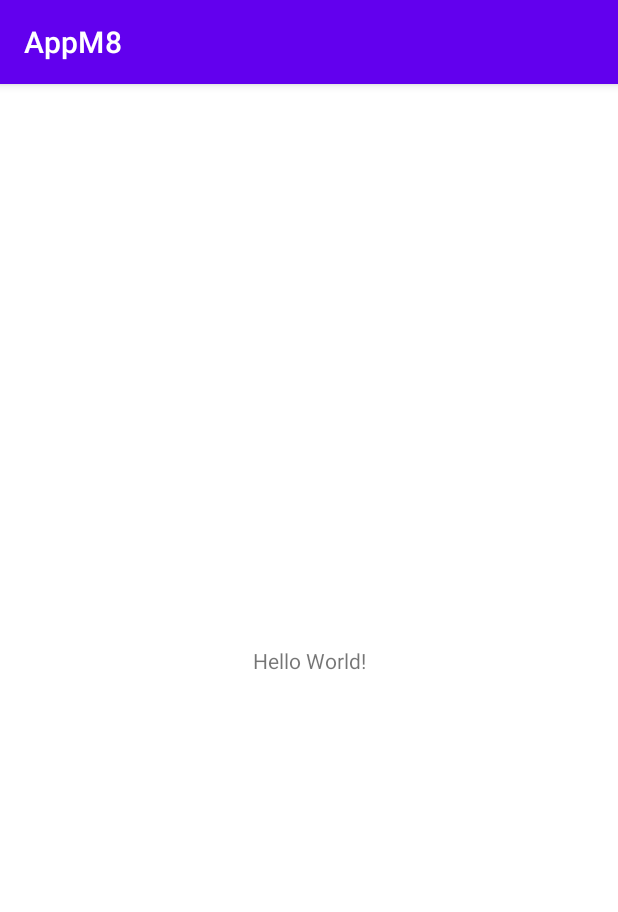
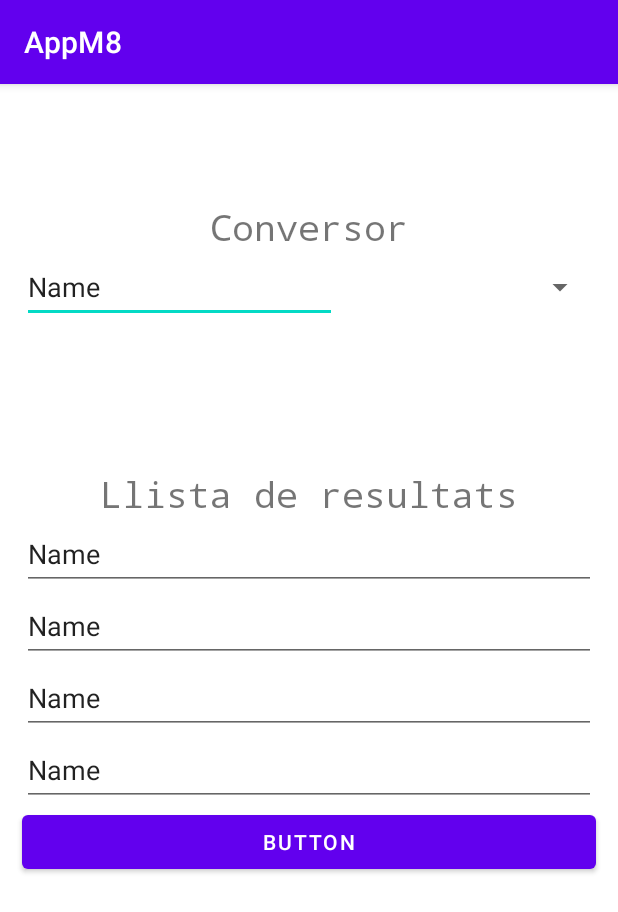
Before and after one commit to GuillemBSK/M8App, an Android app: the screen it shows after launch (MainActivity), on a phone screen of 412 x 824 dp. Shown: the top 912 px of the screen. Run offline under Robolectric (Android 15) with nearby library versions, the phone set to English and light mode, and no system bars.

Commit message:
Interfície gràfica.

```diff
--- a/app/src/main/res/layout/activity_main.xml
+++ b/app/src/main/res/layout/activity_main.xml
@@ -6,13 +6,136 @@
     android:layout_height="match_parent"
     tools:context=".MainActivity">
 
-    <TextView
-        android:layout_width="wrap_content"
-        android:layout_height="wrap_content"
-        android:text="Hello World!"
-        app:layout_constraintBottom_toBottomOf="parent"
+    <LinearLayout
+        android:layout_width="409dp"
+        android:layout_height="729dp"
+        android:layout_marginTop="1dp"
+        android:orientation="vertical"
         app:layout_constraintEnd_toEndOf="parent"
         app:layout_constraintStart_toStartOf="parent"
-        app:layout_constraintTop_toTopOf="parent" />
+        app:layout_constraintTop_toTopOf="parent">
 
+        <Space
+            android:layout_width="match_parent"
+            android:layout_height="77dp" />
+
+        <TextView
+            android:id="@+id/textView6"
+            android:layout_width="match_parent"
+            android:layout_height="wrap_content"
+            android:fontFamily="monospace"
+            android:text="Conversor"
+            android:textAlignment="center"
+            android:textSize="24sp" />
+
+        <LinearLayout
+            android:layout_width="match_parent"
+            android:layout_height="71dp"
+            android:layout_marginLeft="20px"
+            android:layout_marginRight="20px"
+            android:orientation="horizontal">
+
+            <EditText
+                android:id="@+id/editTextTextPersonName3"
+                android:layout_width="420dp"
+                android:layout_height="wrap_content"
+                android:layout_weight="1"
+                android:ems="10"
+                android:inputType="textPersonName"
+                android:minHeight="48dp"
+                android:text="Name" />
+
+            <Spinner
+                android:id="@+id/spinner"
+                android:layout_width="match_parent"
+                android:layout_height="48dp"
+                android:layout_weight="1"
+                android:dropDownSelector="@drawable/ic_launcher_foreground"
+                android:spinnerMode="dropdown" />
+
+        </LinearLayout>
+
+        <LinearLayout
+            android:layout_width="match_parent"
+            android:layout_height="wrap_content"
+            android:layout_marginLeft="20px"
+            android:layout_marginRight="20px"
+            android:orientation="vertical">
+
+            <Space
+                android:layout_width="match_parent"
+                android:layout_height="74dp"
+                android:layout_weight="1" />
+
+            <TextView
+                android:id="@+id/textView3"
+                android:layout_width="match_parent"
+                android:layout_height="wrap_content"
+                android:layout_weight="1"
+                android:fontFamily="monospace"
+                android:text="Llista de resultats"
+                android:textAlignment="center"
+                android:textSize="24sp" />
+
+            <EditText
+                android:id="@+id/editTextTextPersonName6"
+                android:layout_width="match_parent"
+                android:layout_height="wrap_content"
+                android:layout_weight="1"
+                android:ems="10"
+                android:focusableInTouchMode="false"
+                android:inputType="textPersonName"
+                android:minHeight="48dp"
+                android:text="Name" />
+
+            <EditText
+                android:id="@+id/editTextTextPersonName7"
+                android:layout_width="match_parent"
+                android:layout_height="wrap_content"
+                android:layout_weight="1"
+                android:ems="10"
+                android:focusable="false"
+                android:inputType="textPersonName"
+                android:minHeight="48dp"
+                android:text="Name" />
+
+            <EditText
+                android:id="@+id/editTextTextPersonName8"
+                android:layout_width="match_parent"
+                android:layout_height="wrap_content"
+                android:layout_weight="1"
+                android:ems="10"
+                android:focusable="false"
+                android:inputType="textPersonName"
+                android:minHeight="48dp"
+                android:text="Name" />
+
+            <EditText
+                android:id="@+id/editTextTextPersonName9"
+                android:layout_width="match_parent"
+                android:layout_height="wrap_content"
+                android:layout_weight="1"
+                android:ems="10"
+                android:focusable="false"
+                android:inputType="textPersonName"
+                android:minHeight="48dp"
+                android:text="Name" />
+
+        </LinearLayout>
+
+        <FrameLayout
+            android:layout_width="match_parent"
+            android:layout_height="14dp"
+            android:layout_weight="1">
+
+            <Button
+                android:id="@+id/button2"
+                android:layout_width="match_parent"
+                android:layout_height="wrap_content"
+                android:layout_marginLeft="20px"
+                android:layout_marginRight="20px"
+                android:text="Button" />
+        </FrameLayout>
+
+    </LinearLayout>
 </androidx.constraintlayout.widget.ConstraintLayout>
```
